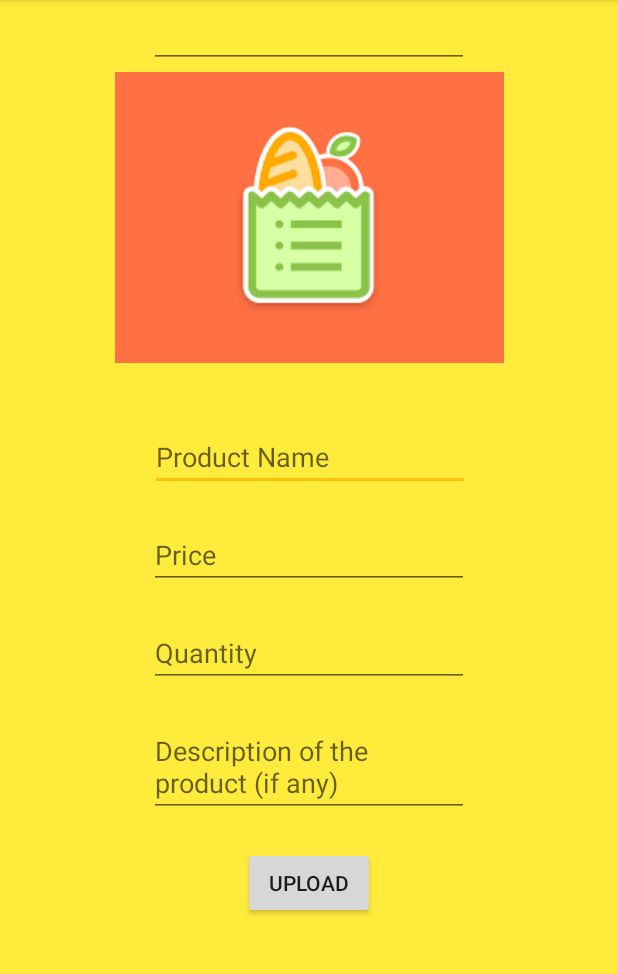
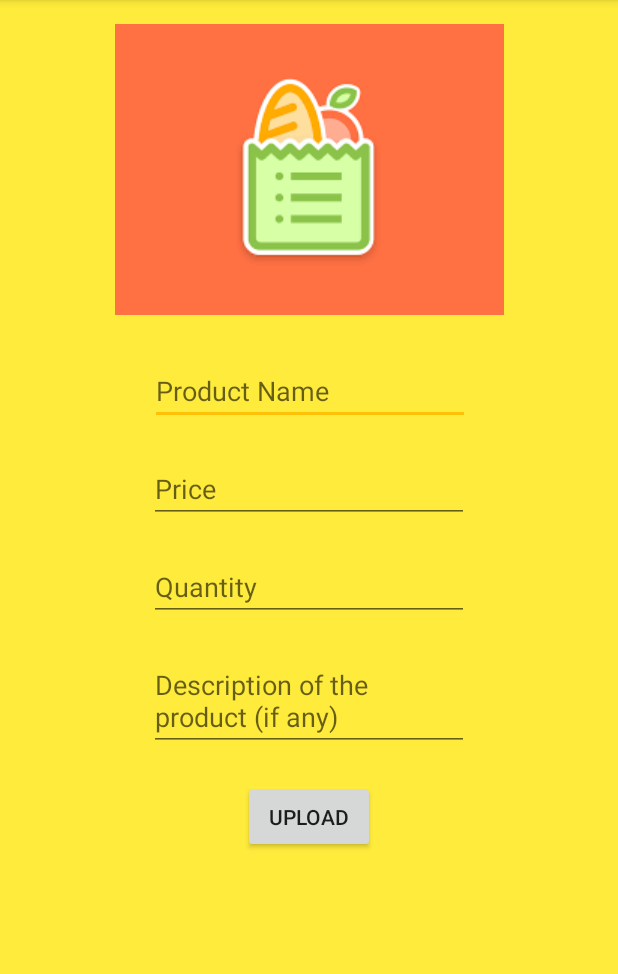
Before and after one commit to taru2001/Droidrush2020, an Android app: the Upload screen opened directly, with no data from a screen before it, on a phone screen of 412 x 824 dp, the part 84-1058 px from its top. Run offline under Robolectric (Android 15) with nearby library versions, the phone set to English and light mode, and no system bars; our stand-ins replace Firebase (no records; nobody signed in at launch, a user with empty details on screens opened directly); Roboto replaces fonts that are not available here.

Commit message:
updating bugs

```diff
--- a/droidrush/app/src/main/java/com/example/tysgrocery/Beverages.java
+++ b/droidrush/app/src/main/java/com/example/tysgrocery/Beverages.java
@@ -42,7 +42,6 @@ public class Beverages extends AppCompatActivity {
         final Intent intent = new Intent(this,Upload.class);
         String message = "beverages";
         intent.putExtra(MSG,message);
-
         upload.setOnClickListener(new View.OnClickListener() {
             @Override
             public void onClick(View v) {
--- a/droidrush/app/src/main/res/layout/activity_upload.xml
+++ b/droidrush/app/src/main/res/layout/activity_upload.xml
@@ -11,7 +11,7 @@
         android:id="@+id/product"
         android:layout_width="wrap_content"
         android:layout_height="wrap_content"
-        android:layout_marginTop="40dp"
+        android:layout_marginTop="28dp"
         android:ems="10"
         android:hint="Product Name"
         android:inputType="textPersonName"
@@ -24,7 +24,7 @@
         android:id="@+id/imageView3"
         android:layout_width="wrap_content"
         android:layout_height="wrap_content"
-        android:layout_marginTop="48dp"
+        android:layout_marginTop="16dp"
         app:layout_constraintEnd_toEndOf="parent"
         app:layout_constraintStart_toStartOf="parent"
         app:layout_constraintTop_toTopOf="parent"
@@ -77,14 +77,4 @@
         app:layout_constraintStart_toStartOf="parent"
         app:layout_constraintTop_toBottomOf="@+id/description" />
 
-    <EditText
-        android:id="@+id/product_number"
-        android:layout_width="wrap_content"
-        android:layout_height="wrap_content"
-        android:ems="10"
-        android:inputType="number"
-        app:layout_constraintEnd_toEndOf="parent"
-        app:layout_constraintStart_toStartOf="parent"
-        app:layout_constraintTop_toTopOf="parent" />
-
 </androidx.constraintlayout.widget.ConstraintLayout>
```
Also changed, not shown: droidrush/app/src/main/java/com/example/tysgrocery/Upload.java (+14 -11 lines).
